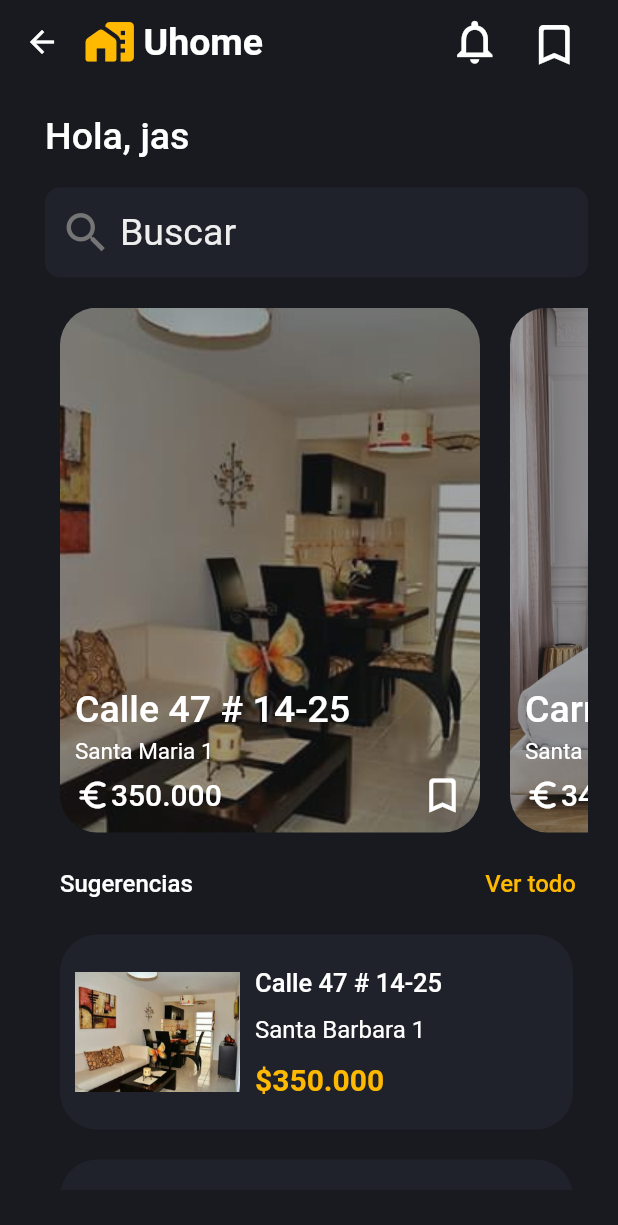
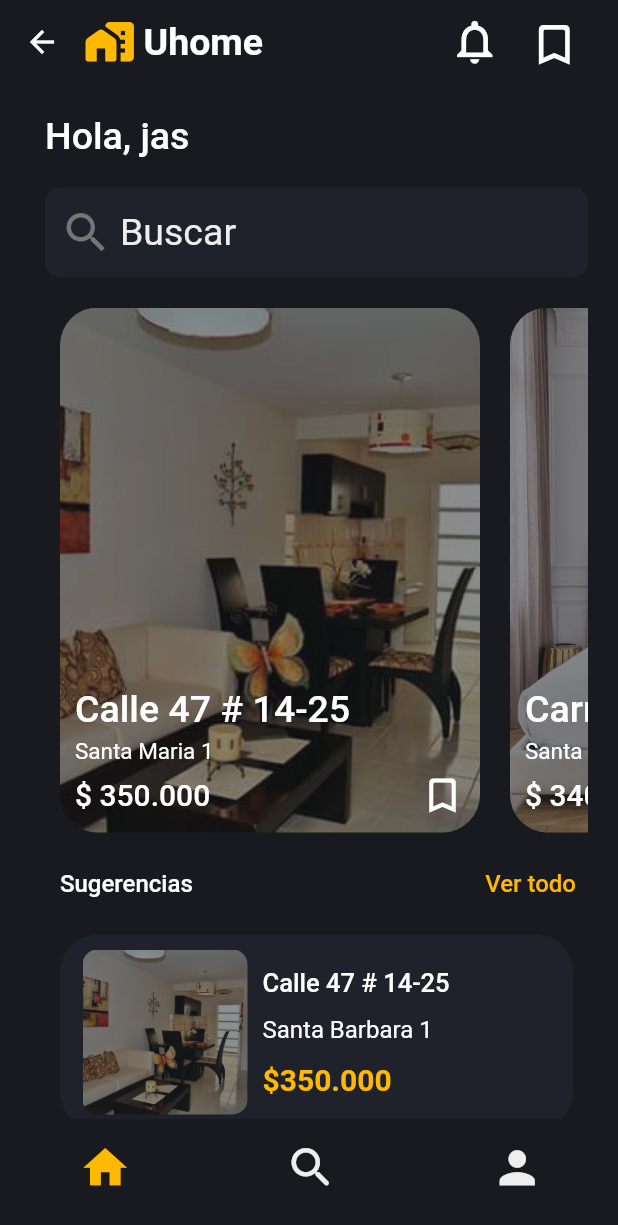
Before and after one commit to jazminasaleh/arriendosu, a Flutter app: the InicioPublicaciones screen opened by its route, on a phone screen of 412 x 824 dp. Shown: the top 1225 px of the screen. Run offline on Flutter 3.47's test engine with Material 2 defaults, Android fonts, the phone set to English and light mode, and no system bars; our stand-ins replace font_awesome_flutter.

Commit message:
pg detalles

```diff
--- a/lib/main.dart
+++ b/lib/main.dart
@@ -1,5 +1,5 @@
 
-import 'package:app_arriendosu/src/pages/publicaciones/inicio_publicaciones.dart';
+import 'package:app_arriendosu/src/pages/publicaciones/inicio_publicaciones_page.dart';
 import 'package:flutter/material.dart';
 
 import 'package:app_arriendosu/src/utils/colors.dart' as utils;
--- a/lib/src/pages/publicaciones/inicio_publicaciones.dart
+++ b/lib/src/pages/publicaciones/inicio_publicaciones_page.dart
@@ -1,9 +1,10 @@
 import 'package:app_arriendosu/src/pages/publicaciones/lista_favoritos.dart';
-import 'package:app_arriendosu/src/pages/publicaciones/lista_sugerencias_page.dart';
+import 'package:app_arriendosu/src/pages/publicaciones/listas_pages.dart';
 import 'package:app_arriendosu/src/pages/publicaciones/lista_sugernecias.dart';
 import 'package:flutter/material.dart';
 import 'package:app_arriendosu/src/utils/colors.dart' as utils;
 
+//*Pagina donde muestra las publicaciones de sugerencia y guardadas
 class InicioPublicaciones extends StatelessWidget {
   @override
   Widget build(BuildContext context) {
@@ -82,9 +83,19 @@ class InicioPublicaciones extends StatelessWidget {
                   SizedBox(
                     height: 10,
                   ),
-                  _listaFavoritos(
-                      listaFavoritos: listaFavoritos.listaFavoritos),
-                  Row(
+                  _listaFavoritos( listaFavoritos: listaFavoritos.listaFavoritos),
+                  _textSugerencias(context, listaSugernecias),
+                  _listaSugerencias(listaSugerencias: listaSugernecias.listaSugerencias)
+                ],
+              )),
+        ),
+        bottomNavigationBar: _buttonNavigationBar(),
+        );
+  }
+//*Texto de sugerincia
+//*Boton de ver todo para ver la lista de todas las sugerencias
+  Row _textSugerencias(BuildContext context, ListaLlenaSugerencias listaSugernecias) {
+    return Row(
                   mainAxisAlignment: MainAxisAlignment.spaceBetween,
                   children: [
                     Padding(
@@ -107,15 +118,33 @@ class InicioPublicaciones extends StatelessWidget {
                           style: TextStyle(fontSize: 16),
                         )),
                   ],
+                );
+  }
+//*El navegador de la parte inferior
+  BottomNavigationBar _buttonNavigationBar() {
+    return BottomNavigationBar(
+        backgroundColor: utils.Colors.fondoOscuro,
+
+        items: [
+          new BottomNavigationBarItem(
+            icon: IconButton(icon: Icon(Icons.home, size: 35,), onPressed: (){},),
+            label: '',
+
           ),
-                  _listaSugerencias(
-                      listaSugerencias: listaSugernecias.listaSugerencias)
-                ],
-              )),
-        ));
+          new BottomNavigationBarItem(
+            icon: IconButton(icon: Icon(Icons.search_rounded, size: 35, color: utils.Colors.grisClaro,), onPressed: (){},),
+            label: '',
+          ),
+          BottomNavigationBarItem(
+            icon: IconButton(icon: Icon(Icons.person, size:35, color: utils.Colors.grisClaro,), onPressed: (){},),
+            label: ''
+          ),
+      ]
+    );
   }
 }
 
+//*Muestra la lista de inmuebles sugeridos
 class _listaSugerencias extends StatelessWidget {
   const _listaSugerencias({
     Key? key,
@@ -128,7 +157,7 @@ class _listaSugerencias extends StatelessWidget {
   Widget build(BuildContext context) {
     return Container(
       width: double.infinity,
-      height: 180,
+      height: 200,
       child: Column(
         children: [
           Expanded(
@@ -147,9 +176,20 @@ class _listaSugerencias extends StatelessWidget {
                     padding: EdgeInsets.all(10),
                     child: Row(
                       children: [
-                        Image.asset(
-                          listaSugerencias[index].iamgen,
+                        Padding(
+                          padding: EdgeInsets.only(left: 5),
+                          child: Container(
                             width: 110,
+                            height: 110,
+                           decoration: BoxDecoration(
+                              borderRadius: BorderRadius.circular(10),
+                              image: DecorationImage(
+                                opacity: 0.50,
+                                image: AssetImage(listaSugerencias[index].iamgen),
+                                fit: BoxFit.cover,
+                              )
+                            ),
+                          ),
                         ),
                         SizedBox(
                           width: 10,
@@ -192,6 +232,7 @@ class _listaSugerencias extends StatelessWidget {
   }
 }
 
+//*Lista de los inmuebles gurdados o considerados como favoritos
 class _listaFavoritos extends StatelessWidget {
   const _listaFavoritos({
     required this.listaFavoritos,
@@ -218,7 +259,7 @@ class _listaFavoritos extends StatelessWidget {
                   decoration: BoxDecoration(
                       borderRadius: BorderRadius.circular(25),
                       image: DecorationImage(
-                        opacity: 0.60,
+                        opacity: 0.50,
                         image: AssetImage(listaFavoritos[index].iamgen),
                         fit: BoxFit.cover,
                       )),
@@ -248,12 +289,8 @@ class _listaFavoritos extends StatelessWidget {
                         ),
                         Row(
                           children: [
-                            Icon(
-                              Icons.euro_symbol_rounded,
-                              color: utils.Colors.blanco,
-                            ),
                             Text(
-                              listaFavoritos[index].precio,
+                              '\$ ${listaFavoritos[index].precio}',
                               style: TextStyle(
                                   color: utils.Colors.blanco,
                                   fontSize: 20,
@@ -280,6 +317,7 @@ class _listaFavoritos extends StatelessWidget {
   }
 }
 
+//*Buscador que nos manda a los filtros
 class _buscador extends StatelessWidget {
   const _buscador({
     Key? key,
--- a/lib/src/pages/publicaciones/lista_favoritos.dart
+++ b/lib/src/pages/publicaciones/lista_favoritos.dart
@@ -1,5 +1,5 @@
 import 'package:flutter/material.dart';
-
+//*Inmuebles que fueron guardados
 class ListaFavoritos {
   final String direccion;
   final String barrio;
--- a/lib/src/pages/publicaciones/lista_sugernecias.dart
+++ b/lib/src/pages/publicaciones/lista_sugernecias.dart
@@ -1,6 +1,6 @@
-import 'package:app_arriendosu/src/pages/publicaciones/lista_sugerencias_page.dart';
+import 'package:app_arriendosu/src/pages/publicaciones/listas_pages.dart';
 import 'package:flutter/material.dart';
-
+//*Lista de inmuebles sugeridos
 class ListaSugernecias {
   final String direccion;
   final String barrio;
--- a/lib/src/pages/publicaciones/lista_sugerencias_page.dart
+++ b/lib/src/pages/publicaciones/listas_pages.dart
@@ -106,6 +106,7 @@ class ListaSugerenciasPage extends StatelessWidget {
           ),
         ),
       ),
+
     );
   }
 }
```
Lines whose indentation alone changed are shown as unchanged.
